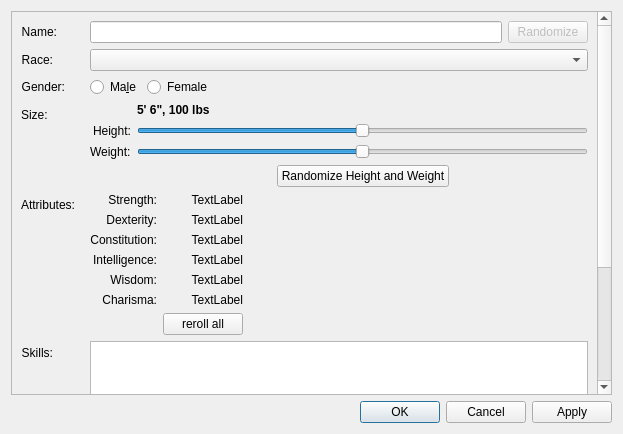
Before: the Qt Designer form ui/CreateCharacterWidget.ui in jgardner1/JGRPGTools, drawn with Qt 5.
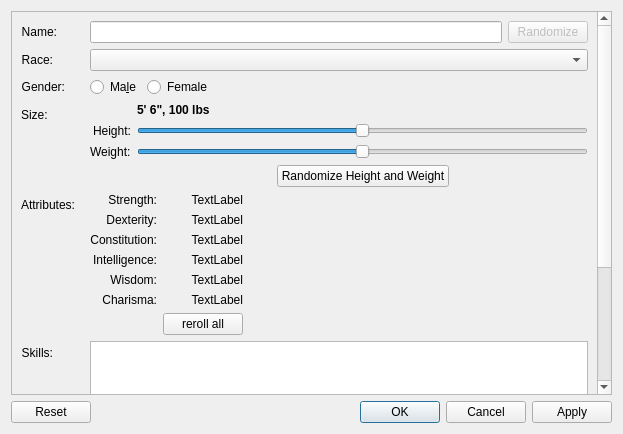
After: the same form once the commit is applied. Custom widgets are drawn as their Qt base class.

The edit to the form file:
```diff
--- a/ui/CreateCharacterWidget.ui
+++ b/ui/CreateCharacterWidget.ui
@@ -469,7 +469,7 @@
       <enum>Qt::Horizontal</enum>
      </property>
      <property name="standardButtons">
-      <set>QDialogButtonBox::Apply|QDialogButtonBox::Cancel|QDialogButtonBox::Ok</set>
+      <set>QDialogButtonBox::Apply|QDialogButtonBox::Cancel|QDialogButtonBox::Ok|QDialogButtonBox::Reset</set>
      </property>
     </widget>
    </item>
```
